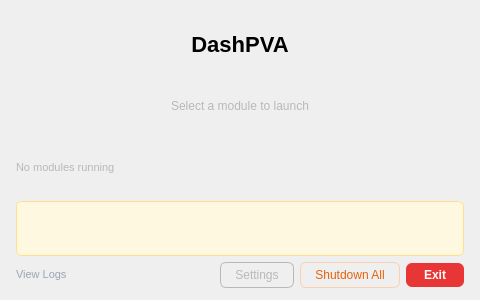
Qt form src/dashpva/gui/launcher/launcher.ui (AdvancedPhotonSource/DashPVA) before a commit.
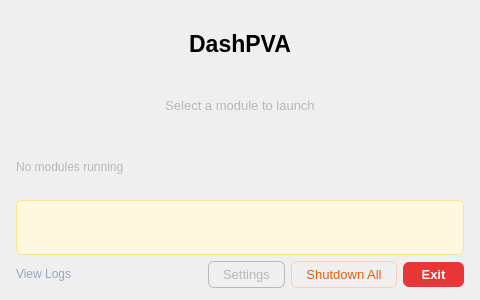
The same form after that commit.

Commit message:
fix: replace all px font sizes with pt across .ui and .py files
Eliminates QFont::setPointSizeF warnings on macOS high-DPI by
converting every font-size from px to pt in launcher.ui, dashpva.ui,
update_dialog.ui, settings_dialog.ui, workbench.ui, workflow.ui,
bayesian_viewer.py, and documentation/dialog.py.

```diff
--- a/src/dashpva/gui/launcher/launcher.ui
+++ b/src/dashpva/gui/launcher/launcher.ui
@@ -26,18 +26,18 @@
 }
 
 QLabel#lbl_header {
-    font-size: 22px;
+    font-size: 17pt;
     font-weight: 700;
     color: palette(window-text);
 }
 
 QLabel#lbl_subtitle {
-    font-size: 12px;
+    font-size: 10pt;
     color: palette(mid);
 }
 
 QLabel#lbl_status {
-    font-size: 11px;
+    font-size: 9pt;
     color: palette(mid);
 }
 
@@ -47,7 +47,7 @@
     border: 1px solid #FFE08A;
     border-radius: 6px;
     padding: 7px 10px;
-    font-size: 11px;
+    font-size: 9pt;
 }
 
 QPushButton {
@@ -56,7 +56,7 @@
     border: 1px solid palette(mid);
     border-radius: 7px;
     padding: 9px 14px;
-    font-size: 13px;
+    font-size: 10pt;
     font-weight: 500;
     text-align: left;
 }
@@ -84,7 +84,7 @@
     border: 1px solid palette(mid);
     border-radius: 6px;
     padding: 5px 14px;
-    font-size: 12px;
+    font-size: 10pt;
     font-weight: normal;
     text-align: center;
 }
@@ -101,7 +101,7 @@
     border: 1px solid #FBCFB0;
     border-radius: 6px;
     padding: 5px 14px;
-    font-size: 12px;
+    font-size: 10pt;
     font-weight: normal;
     text-align: center;
 }
@@ -122,7 +122,7 @@
     border: none;
     border-radius: 6px;
     padding: 5px 18px;
-    font-size: 12px;
+    font-size: 10pt;
     font-weight: 600;
     text-align: center;
 }
@@ -214,7 +214,7 @@
      <item>
       <widget class="QLabel" name="lbl_logs">
        <property name="text">
-        <string>&lt;a href="#" style="color: #9BA5B5; text-decoration: none; font-size: 11px;"&gt;View Logs&lt;/a&gt;</string>
+        <string>&lt;a href="#" style="color: #9BA5B5; text-decoration: none; font-size: 9pt;"&gt;View Logs&lt;/a&gt;</string>
        </property>
        <property name="toolTip">
         <string>View application logs</string>
```
The commit also changes 8 other files.
